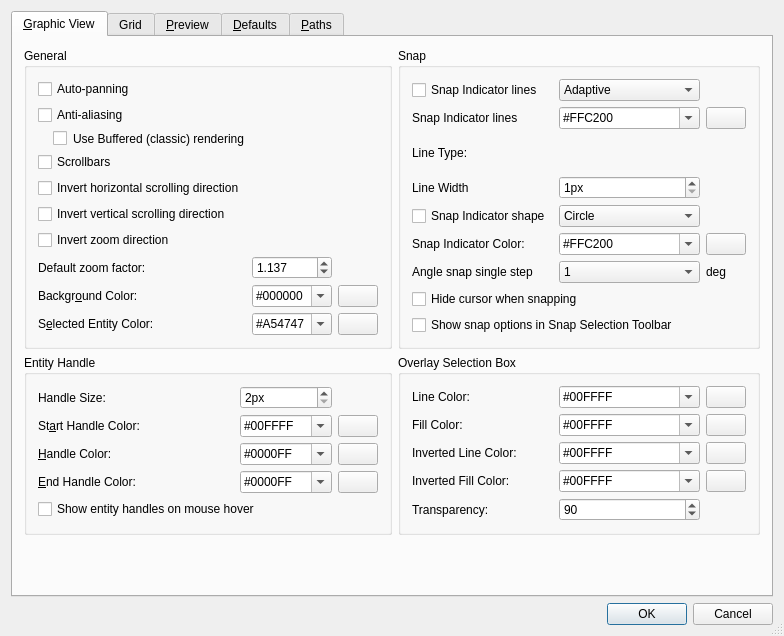
Old version of the form librecad/src/ui/dialogs/settings/options_general/qg_dlgoptionsgeneral.ui in the repository LibreCAD/LibreCAD.
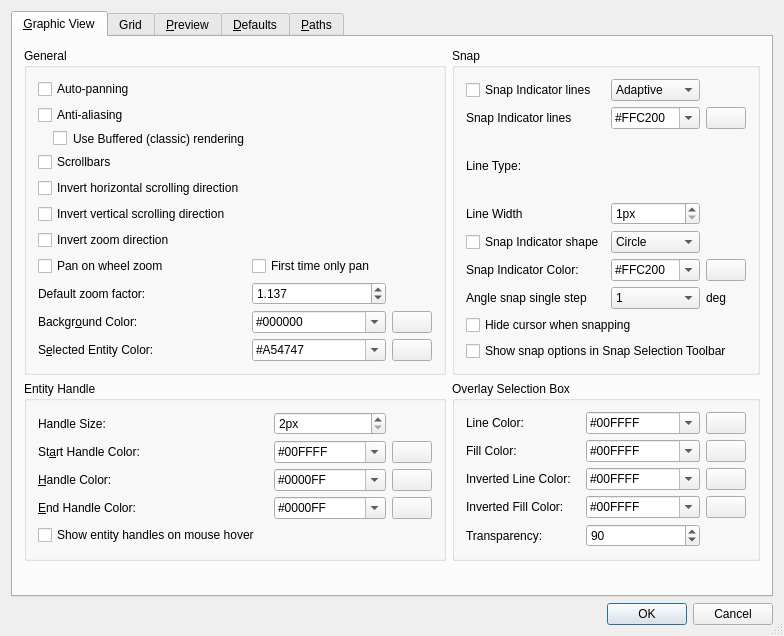
New version of the form. The open tabs and pages were chosen to show the change. Icons and pictures are not drawn. Custom widgets are drawn as their Qt base class.

Commit message:
Options for wheel pan/zoom
by johnfound:

1.

```diff
--- a/librecad/src/ui/dialogs/settings/options_general/qg_dlgoptionsgeneral.ui
+++ b/librecad/src/ui/dialogs/settings/options_general/qg_dlgoptionsgeneral.ui
@@ -762,6 +762,9 @@
           <string>General</string>
          </property>
          <layout class="QGridLayout" name="gridLayout_15">
+          <property name="verticalSpacing">
+           <number>6</number>
+          </property>
           <item row="1" column="0">
            <widget class="QCheckBox" name="cb_antialiasing">
             <property name="toolTip">
@@ -982,6 +985,35 @@
             </property>
            </widget>
           </item>
+          <item row="9" column="0">
+           <widget class="QCheckBox" name="cbPanOnWheelZoom">
+            <property name="sizePolicy">
+             <sizepolicy hsizetype="Minimum" vsizetype="Fixed">
+              <horstretch>1</horstretch>
+              <verstretch>0</verstretch>
+             </sizepolicy>
+            </property>
+            <property name="toolTip">
+             <string>On mouse wheel zoom, pan to the middle of the window.</string>
+            </property>
+            <property name="text">
+             <string>Pan on wheel zoom</string>
+            </property>
+           </widget>
+          </item>
+          <item row="9" column="1" colspan="2">
+           <widget class="QCheckBox" name="cbFirstTimeNoZoom">
+            <property name="sizePolicy">
+             <sizepolicy hsizetype="Minimum" vsizetype="Fixed">
+              <horstretch>1</horstretch>
+              <verstretch>0</verstretch>
+             </sizepolicy>
+            </property>
+            <property name="text">
+             <string>First time only pan</string>
+            </property>
+           </widget>
+          </item>
          </layout>
         </widget>
        </item>
```
The commit also changes 4 other files.
